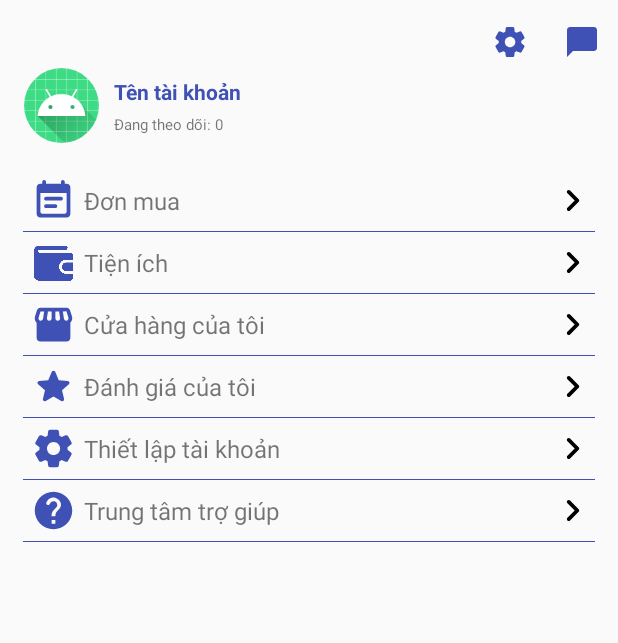
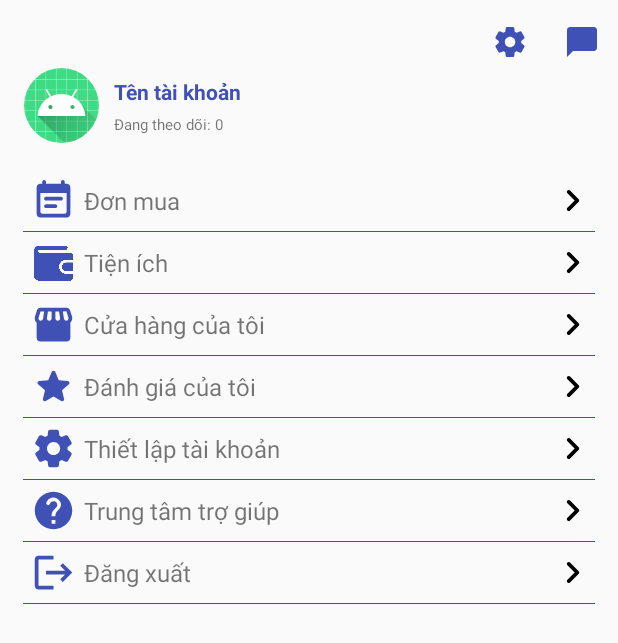
Before and after one commit to Hqkhanh-FITHOU/EcoVn, an Android app: the fragment AccountMenu shown on its own in the app's theme, on a phone screen of 412 x 824 dp. Shown: the top 643 px of the screen. Run offline under Robolectric (Android 15) with nearby library versions, the phone set to English and light mode, and no system bars; our stand-ins replace CircleImageView, Firebase (no records; nobody signed in at launch, a user with empty details on screens opened directly); 1 statement that could not run was skipped.

Commit message:
logout function

```diff
--- a/app/src/main/java/com/fithou/ecovn/menu/AccountMenu.java
+++ b/app/src/main/java/com/fithou/ecovn/menu/AccountMenu.java
@@ -56,6 +56,7 @@ public class AccountMenu extends Fragment {
         list.add(new AccountFeatureViewModel(4,R.drawable.round_star_24, "Đánh giá của tôi"));
         list.add(new AccountFeatureViewModel(5,R.drawable.round_settings_24, "Thiết lập tài khoản"));
         list.add(new AccountFeatureViewModel(6,R.drawable.round_help_24, "Trung tâm trợ giúp"));
+        list.add(new AccountFeatureViewModel(7, R.drawable.baseline_logout_24, "Đăng xuất"));
         return list;
     }
 
--- /dev/null
+++ b/app/src/main/res/drawable/baseline_logout_24.xml
@@ -0,0 +1,6 @@
+<vector xmlns:android="http://schemas.android.com/apk/res/android"
+    android:autoMirrored="true" android:height="24dp" android:tint="@color/Free_Speech_Blue" android:viewportHeight="24" android:viewportWidth="24" android:width="24dp">
+
+    <path android:fillColor="@android:color/white" android:pathData="M17,7l-1.41,1.41L18.17,11H8v2h10.17l-2.58,2.58L17,17l5,-5zM4,5h8V3H4c-1.1,0 -2,0.9 -2,2v14c0,1.1 0.9,2 2,2h8v-2H4V5z"/>
+
+</vector>
```
Also changed, not shown: app/src/main/java/com/fithou/ecovn/adapter/AccountFeatureAdapter.java (+7 -0 lines).
